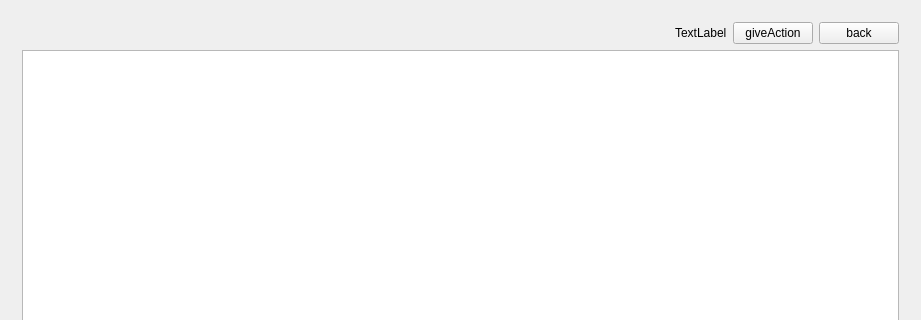
Above: mainwindow.ui from SkyW0rd/game before the change; both pictures show x 0 to 921 and y 0 to 320 of the 921 by 606 pixel window. Below: the same form after it.
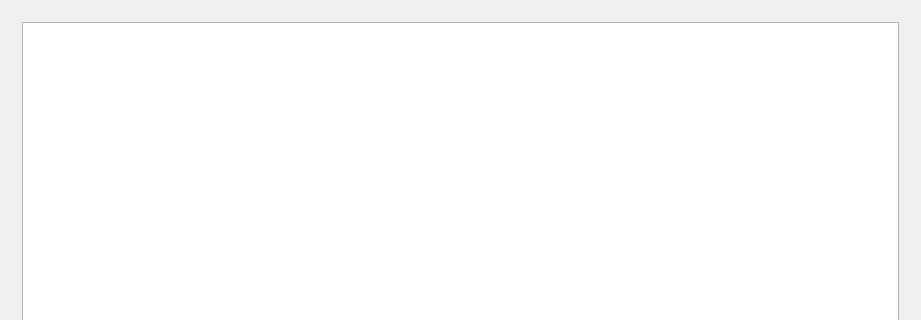
That is the form after the change. The open tabs and pages were chosen to show the change. Icons and pictures are not drawn.

```diff
--- a/mainwindow.ui
+++ b/mainwindow.ui
@@ -143,49 +143,7 @@
       <widget class="QWidget" name="page_2">
        <layout class="QGridLayout" name="gridLayout_2">
         <item row="0" column="0">
-         <layout class="QVBoxLayout" name="verticalLayout">
-          <item>
-           <layout class="QHBoxLayout" name="horizontalLayout">
-            <item>
-             <spacer name="horizontalSpacer_3">
-              <property name="orientation">
-               <enum>Qt::Horizontal</enum>
-              </property>
-              <property name="sizeHint" stdset="0">
-               <size>
-                <width>40</width>
-                <height>20</height>
-               </size>
-              </property>
-             </spacer>
-            </item>
-            <item>
-             <widget class="QLabel" name="label">
-              <property name="text">
-               <string>TextLabel</string>
-              </property>
-             </widget>
-            </item>
-            <item>
-             <widget class="QPushButton" name="btnGiveAction">
-              <property name="text">
-               <string>giveAction</string>
-              </property>
-             </widget>
-            </item>
-            <item>
-             <widget class="QPushButton" name="btnBack2">
-              <property name="text">
-               <string>back</string>
-              </property>
-             </widget>
-            </item>
-           </layout>
-          </item>
-          <item>
-           <widget class="QGraphicsView" name="graphicsView"/>
-          </item>
-         </layout>
+         <widget class="QGraphicsView" name="graphicsView"/>
         </item>
        </layout>
       </widget>
```
Left out of the diff: 17 changed lines with no effect on the pictures.
